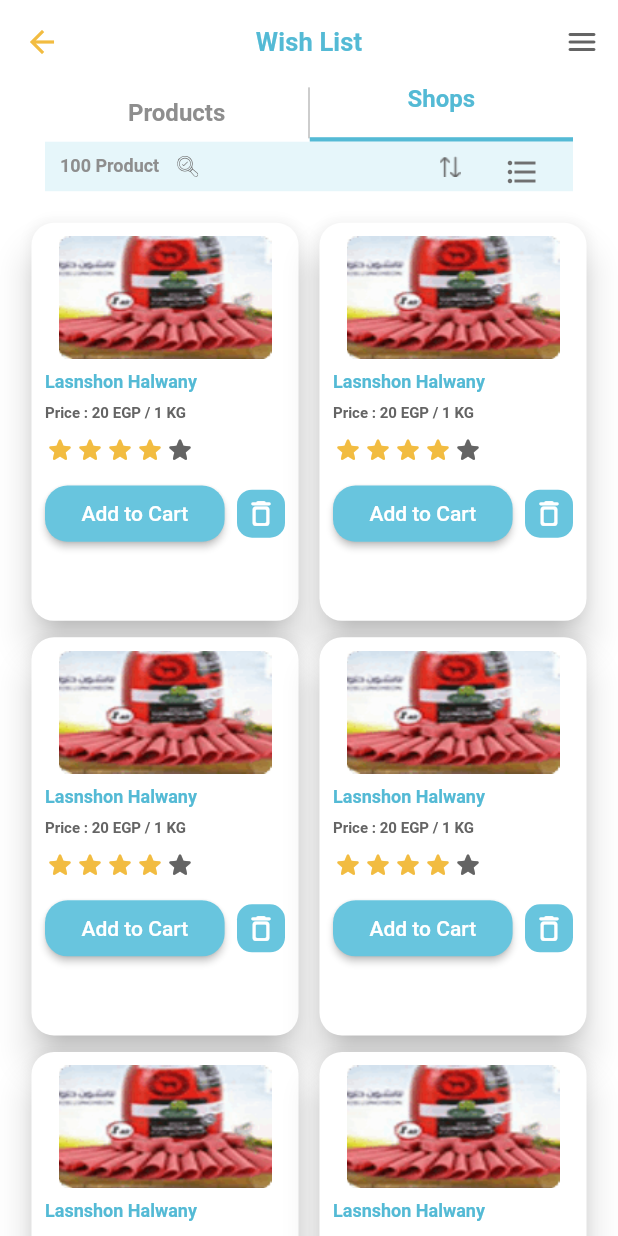
After one commit to assemabudeif/marchant, a Flutter app: the WishListScreen screen opened by its route, on a phone screen of 412 x 824 dp. The commit adds this screen. Run offline on Flutter 3.47's test engine with Material 2 defaults, Android fonts, the phone set to English and light mode, and no system bars; drawn by our look-alikes of flutter_rating_bar; our stand-ins replace bloc, carousel_slider, flutter_bloc, flutter_svg, geolocator, shared_preferences and 1 more; accounts and stored records are empty.

Commit message:
wish list ui

```diff
--- a/lib/presentation/account/account_screen.dart
+++ b/lib/presentation/account/account_screen.dart
@@ -108,7 +108,10 @@ class AccountScreen extends StatelessWidget {
                               AccountItemWidget(
                                 text: StringsManager.wishList,
                                 image: ImageAssets.heartIcon,
-                                onTap: () {},
+                                onTap: () {
+                                  Navigator.pushNamed(context, Routes.wishList);
+
+                                },
                               ),
 
                               //my orders
--- a/lib/presentation/account/cubit/account_cubit.dart
+++ b/lib/presentation/account/cubit/account_cubit.dart
@@ -27,6 +27,6 @@ class AccountCubit extends Cubit<AccountState> {
     if (type == '3alnassya') {
       isAlnassya = !isAlnassya;
     }
-    emit(ChangeBannerButtonStata());
+    emit(ChangeBannerButtonState());
   }
 }
--- a/lib/presentation/account/cubit/account_state.dart
+++ b/lib/presentation/account/cubit/account_state.dart
@@ -2,4 +2,4 @@ abstract class AccountState {}
 
 class AccountInitial extends AccountState {}
 
-class ChangeBannerButtonStata extends AccountState {}
+class ChangeBannerButtonState extends AccountState {}
--- a/lib/presentation/resources/routes_manager.dart
+++ b/lib/presentation/resources/routes_manager.dart
@@ -23,6 +23,7 @@ import 'package:marchant/presentation/reviews/reviews_screen.dart';
 import 'package:marchant/presentation/search/search_screen.dart';
 import 'package:marchant/presentation/shop/shop_about_screen.dart';
 import 'package:marchant/presentation/shop/shop_screen.dart';
+import 'package:marchant/presentation/wish_list/wish_list_screen.dart';
 
 class Routes {
   static const initialRoute = '/';
@@ -48,6 +49,7 @@ class Routes {
   static const reviews = '/reviews';
   static const search = '/search';
   static const product = '/product';
+  static const wishList = '/wish-list';
 }
 
 class AppRoutes {
@@ -106,6 +108,8 @@ class AppRoutes {
         return MaterialPageRoute(builder: (context) => SearchScreen());
       case Routes.product:
         return MaterialPageRoute(builder: (context) => ProductScreen());
+      case Routes.wishList:
+        return MaterialPageRoute(builder: (context) => WishListScreen());
       // default:
       //   return defaultRoute();
     }
--- a/lib/presentation/resources/strings_manager.dart
+++ b/lib/presentation/resources/strings_manager.dart
@@ -182,7 +182,11 @@ of the printing and typesetting
   static const String  brand  = 'Brand :';
   static const String  price  = 'Price :';
   static const String  similarProducts  = 'Similar Products';
- // static const String    = '';
+
+// wish list
+ static const String  shops  = 'Shops';
+
+
  // static const String    = '';
  // static const String    = '';
  // static const String    = '';
--- a/lib/presentation/shop/cubit/shop_cubit.dart
+++ b/lib/presentation/shop/cubit/shop_cubit.dart
@@ -3,7 +3,6 @@ import 'package:flutter/material.dart';
 import 'package:flutter_bloc/flutter_bloc.dart';
 import 'package:marchant/models/shop_category_model.dart';
 import 'package:marchant/presentation/resources/assets_manager.dart';
-import 'package:marchant/presentation/resources/strings_manager.dart';
 import 'package:marchant/presentation/shop/cubit/shop_state.dart';
 
 class ShopCubit extends Cubit<ShopState> {
@@ -58,13 +57,13 @@ class ShopCubit extends Cubit<ShopState> {
       isOffers = true;
     }
 
-    emit(ChangeButtonStata());
+    emit(ChangeButtonState());
   }
   void changeFavorite(){
     isFavorite = !isFavorite;
 
 
-    emit(ChangeFavoriteStata());
+    emit(ChangeFavoriteState());
   }
   List<String> images = [
     for (int i = 0; i < 5; i++) ImageAssets.muskMarket,
--- a/lib/presentation/shop/cubit/shop_state.dart
+++ b/lib/presentation/shop/cubit/shop_state.dart
@@ -2,6 +2,8 @@ abstract class ShopState {}
 
 class ShopInitial extends ShopState {}
 
-class ChangeButtonStata extends ShopState {}
-class ChangeFavoriteStata extends ShopState {}
+class ChangeButtonState extends ShopState {}
+
+class ChangeFavoriteState extends ShopState {}
+
 class ChangeCarouselIndexState extends ShopState {}
--- /dev/null
+++ b/lib/presentation/widgets/wish_list_item_widget.dart
@@ -0,0 +1,231 @@
+import 'package:flutter/material.dart';
+import 'package:flutter_rating_bar/flutter_rating_bar.dart';
+import 'package:marchant/presentation/resources/colors_manager.dart';
+import 'package:marchant/presentation/resources/font_manager.dart';
+import 'package:marchant/presentation/resources/routes_manager.dart';
+import 'package:marchant/presentation/resources/strings_manager.dart';
+import 'package:marchant/presentation/resources/values_manager.dart';
+import 'package:marchant/presentation/widgets/default_button_widget.dart';
+
+class WishListItemWidget extends StatelessWidget {
+  final bool inCart;
+  final String name;
+  final String price;
+  final String image;
+  final double rate;
+
+  const WishListItemWidget(
+      {Key? key,
+      required this.inCart,
+      required this.name,
+      required this.price,
+      required this.image,
+      required this.rate})
+      : super(key: key);
+
+  @override
+  Widget build(BuildContext context) {
+    return InkWell(
+      onTap: () {
+        Navigator.pushNamed(context, Routes.product);
+      },
+      child: SizedBox(
+        width: AppSize.s163,
+        child: Card(
+          elevation: AppSize.s10,
+          shape: const RoundedRectangleBorder(
+            borderRadius: BorderRadius.all(
+              Radius.circular(AppSize.s15),
+            ),
+          ),
+          child: Padding(
+            padding: const EdgeInsets.all(9.0),
+            child: Column(
+              children: [
+                //product image
+                Image.asset(
+                  image,
+                  height: 82,
+                  width: 143,
+                ),
+                Column(
+                  crossAxisAlignment: CrossAxisAlignment.start,
+                  children: [
+                    SizedBox(
+                      height: MediaQuery.of(context).size.height * 0.01,
+                    ),
+
+                    //product name
+                    Text(
+                      name,
+                      style: const TextStyle(
+                        color: ColorManager.primary,
+                        fontSize: AppSize.s12,
+                        fontWeight: FontWeightManager.bold,
+                        fontFamily: FontConstants.fontFamily,
+                      ),
+                    ),
+                    SizedBox(
+                      height: MediaQuery.of(context).size.height * 0.01,
+                    ),
+
+                    //price
+                    Text(
+                      'Price : $price',
+                      style: const TextStyle(
+                        color: ColorManager.greyDark,
+                        fontSize: AppSize.s10,
+                        fontWeight: FontWeightManager.bold,
+                        fontFamily: FontConstants.fontFamily,
+                      ),
+                    ),
+                    SizedBox(
+                      height: MediaQuery.of(context).size.height * 0.01,
+                    ),
+
+                    //rate
+                    RatingBar.builder(
+                      unratedColor: ColorManager.greyDark,
+                      initialRating: rate,
+                      minRating: 1,
+                      itemSize: AppSize.s20,
+                      direction: Axis.horizontal,
+                      allowHalfRating: true,
+                      itemCount: 5,
+                      itemPadding: EdgeInsets.zero,
+                      itemBuilder: (context, _) => const Icon(
+                        Icons.star_rounded,
+                        color: ColorManager.accent,
+                      ),
+                      onRatingUpdate: (rating) {},
+                    ),
+                    SizedBox(
+                      height: MediaQuery.of(context).size.height * 0.01,
+                    ),
+
+                    //cart
+                    Row(
+                      children: [
+                        // cart
+
+                        inCart
+                            //in cart
+                            ? Expanded(
+                                child: Row(
+                                  children: [
+                                    Container(
+                                      height: AppSize.s32,
+                                      width: AppSize.s32,
+                                      decoration: BoxDecoration(
+                                        borderRadius:
+                                            BorderRadius.circular(AppSize.s10),
+                                        color: ColorManager.grey4,
+                                      ),
+                                      child: Center(
+                                        child: IconButton(
+                                          onPressed: () {},
+                                          icon: const Text(
+                                            '-',
+                                            style: TextStyle(
+                                              color: ColorManager.white,
+                                              fontSize: AppSize.s22,
+                                            ),
+                                          ),
+                                          padding: EdgeInsets.zero,
+                                        ),
+                                      ),
+                                    ),
+                                    Expanded(
+                                      child: Center(
+                                        child: Text(
+                                          '1 Kg',
+                                          style: Theme.of(context)
+                                              .textTheme
+                                              .titleSmall!
+                                              .copyWith(
+                                                color: ColorManager.primary,
+                                                fontSize: AppSize.s16,
+                                                fontFamily:
+                                                    FontConstants.fontFamily,
+                                              ),
+                                        ),
+                                      ),
+                                    ),
+                                    Container(
+                                      height: AppSize.s32,
+                                      width: AppSize.s32,
+                                      decoration: BoxDecoration(
+                                        borderRadius:
+                                            BorderRadius.circular(AppSize.s10),
+                                        color: ColorManager.primaryLight,
+                                      ),
+                                      child: Center(
+                                        child: IconButton(
+                                          onPressed: () {},
+                                          icon: const Icon(
+                                            Icons.add,
+                                            color: ColorManager.white,
+                                            size: AppSize.s22,
+                                          ),
+                                          padding: EdgeInsets.zero,
+                                        ),
+                                      ),
+                                    ),
+                                  ],
+                                ),
+                              )
+                            //add to cart
+                            : Expanded(
+                                child: DefaultButtonWidget(
+                                  onPressed: () {},
+                                  radius: AppSize.s15,
+                                  color: ColorManager.primaryLight,
+                                  child: Text(
+                                    StringsManager.addToCart,
+                                    style: Theme.of(context)
+                                        .textTheme
+                                        .bodyLarge!
+                                        .copyWith(
+                                          color: ColorManager.white,
+                                          fontWeight: FontWeightManager.medium,
+                                          fontSize: FontSizeManager.s14,
+                                        ),
+                                  ),
+                                ),
+                              ),
+
+                        SizedBox(
+                          width: MediaQuery.of(context).size.height * 0.01,
+                        ),
+                        //favorite icon
+                        Container(
+                          height: AppSize.s32,
+                          width: AppSize.s32,
+                          decoration: BoxDecoration(
+                            borderRadius: BorderRadius.circular(AppSize.s10),
+                            color: ColorManager.primaryLight,
+                          ),
+                          child: Center(
+                            child: IconButton(
+                              onPressed: () {},
+                              icon: const Icon(
+                                Icons.delete_outline_rounded,
+                                color: ColorManager.white,
+                                size: AppSize.s22,
+                              ),
+                              padding: EdgeInsets.zero,
+                            ),
+                          ),
+                        )
+                      ],
+                    ),
+                  ],
+                ),
+              ],
+            ),
+          ),
+        ),
+      ),
+    );
+  }
+}
--- /dev/null
+++ b/lib/presentation/wish_list/cubit/wish_list_cubit.dart
@@ -0,0 +1,25 @@
+import 'package:flutter/material.dart';
+import 'package:flutter_bloc/flutter_bloc.dart';
+import 'package:marchant/presentation/wish_list/cubit/wish_list_state.dart';
+
+class WishListCubit extends Cubit<WishListState> {
+  WishListCubit() : super(WishListInitial());
+
+  static WishListCubit get(BuildContext context) => BlocProvider.of(context);
+
+  bool isProducts = false;
+  bool isShops = true;
+
+  void changeButton(String type) {
+    if (type == 'products') {
+      isProducts = true;
+      isShops = false;
+    }
+    if (type == 'shops') {
+      isProducts = false;
+      isShops = true;
+    }
+
+    emit(ChangeButtonState());
+  }
+}
--- /dev/null
+++ b/lib/presentation/wish_list/cubit/wish_list_state.dart
@@ -0,0 +1,5 @@
+abstract class WishListState {}
+
+class WishListInitial extends WishListState {}
+
+class ChangeButtonState extends WishListState {}
--- /dev/null
+++ b/lib/presentation/wish_list/wish_list_screen.dart
@@ -0,0 +1,183 @@
+import 'package:flutter/material.dart';
+import 'package:flutter_bloc/flutter_bloc.dart';
+import 'package:marchant/presentation/resources/assets_manager.dart';
+import 'package:marchant/presentation/resources/colors_manager.dart';
+import 'package:marchant/presentation/resources/font_manager.dart';
+import 'package:marchant/presentation/resources/strings_manager.dart';
+import 'package:marchant/presentation/resources/values_manager.dart';
+import 'package:marchant/presentation/widgets/shop_search_bar_widget.dart';
+import 'package:marchant/presentation/widgets/white_app_bar_widget.dart';
+import 'package:marchant/presentation/widgets/wish_list_item_widget.dart';
+import 'package:marchant/presentation/wish_list/cubit/wish_list_cubit.dart';
+import 'package:marchant/presentation/wish_list/cubit/wish_list_state.dart';
+
+class WishListScreen extends StatelessWidget {
+  const WishListScreen({Key? key}) : super(key: key);
+
+  @override
+  Widget build(BuildContext context) {
+    return BlocProvider(
+      create: (context) => WishListCubit(),
+      child: BlocConsumer<WishListCubit, WishListState>(
+        listener: (context, state) {},
+        builder: (context, state) {
+          var cubit = WishListCubit.get(context);
+          return Scaffold(
+            appBar: whiteAppBarWidget(
+                context: context,
+                title: StringsManager.wishList,
+                actions: [
+                  IconButton(
+                      onPressed: () {},
+                      icon: const Icon(
+                        Icons.menu_rounded,
+                        color: ColorManager.greyDark,
+                      )),
+                ]),
+            body: SingleChildScrollView(
+              physics: const BouncingScrollPhysics(),
+              child: Column(
+                children: [
+                  Padding(
+                    padding: const EdgeInsets.only(
+                      right: AppPadding.p30,
+                      left: AppPadding.p30,
+                    ),
+                    child: Column(
+                      children: [
+                        //product and shops
+                        Row(
+                          mainAxisAlignment: MainAxisAlignment.center,
+                          children: [
+                            //products
+                            Expanded(
+                              child: InkWell(
+                                onTap: () {
+                                  cubit.changeButton('products');
+                                },
+                                child: Column(
+                                  children: [
+                                    Center(
+                                      child: Text(
+                                        StringsManager.products,
+                                        style: TextStyle(
+                                          color: cubit.isProducts
+                                              ? ColorManager.primary
+                                              : ColorManager.grey4,
+                                          fontSize: AppSize.s16,
+                                          fontWeight: FontWeightManager.bold,
+                                          fontFamily: FontConstants.fontFamily,
+                                        ),
+                                      ),
+                                    ),
+                                    if (cubit.isProducts)
+                                      Column(
+                                        children: [
+                                          SizedBox(
+                                            height: MediaQuery.of(context)
+                                                    .size
+                                                    .height *
+                                                0.02,
+                                          ),
+                                          Container(
+                                            width: double.infinity,
+                                            height: 3.0,
+                                            color: cubit.isProducts
+                                                ? ColorManager.primary
+                                                : ColorManager.grey2,
+                                          ),
+                                        ],
+                                      ),
+                                  ],
+                                ),
+                              ),
+                            ),
+                            Container(
+                              width: 1.0,
+                              height: AppSize.s34,
+                              color: ColorManager.grey2,
+                            ),
+                            // offers
+                            Expanded(
+                              child: InkWell(
+                                onTap: () {
+                                  cubit.changeButton('shops');
+                                },
+                                child: Column(
+                                  children: [
+                                    Center(
+                                      child: Text(
+                                        StringsManager.shops,
+                                        style: TextStyle(
+                                          color: cubit.isShops
+                                              ? ColorManager.primary
+                                              : ColorManager.grey4,
+                                          fontSize: AppSize.s16,
+                                          fontWeight: FontWeightManager.bold,
+                                          fontFamily: FontConstants.fontFamily,
+                                        ),
+                                      ),
+                                    ),
+                                    if (cubit.isShops)
+                                      Column(
+                                        children: [
+                                          SizedBox(
+                                            height: MediaQuery.of(context)
+                                                    .size
+                                                    .height *
+                                                0.02,
+                                          ),
+                                          Container(
+                                            width: double.infinity,
+                                            height: 3.0,
+                                            color: cubit.isShops
+                                                ? ColorManager.primary
+                                                : ColorManager.grey2,
+                                          ),
+                                        ],
+                                      ),
+                                  ],
+                                ),
+                              ),
+                            ),
+                          ],
+                        ),
+
+                        //search
+                        ShopSearchBarWidget(
+                          onTap: () {
+                            // Navigator.pushNamed(context, Routes.search);
+                          },
+                        ),
+                      ],
+                    ),
+                  ),
+                  Padding(
+                    padding: const EdgeInsets.all(AppPadding.p17),
+                    child: GridView.count(
+                      crossAxisCount: 2,
+                      shrinkWrap: true,
+                      crossAxisSpacing: AppSize.s6,
+                      mainAxisSpacing: AppSize.s3,
+                      childAspectRatio: 1 / 1.47,
+                      physics: const NeverScrollableScrollPhysics(),
+                      children: List.generate(
+                        6,
+                        (index) => WishListItemWidget(
+                            inCart: false,
+                            name: 'Lasnshon Halwany',
+                            price: '20 EGP / 1 KG',
+                            image: ImageAssets.lanshonOffer,
+                            rate: 4),
+                      ),
+                    ),
+                  ),
+                ],
+              ),
+            ),
+          );
+        },
+      ),
+    );
+  }
+}
```
